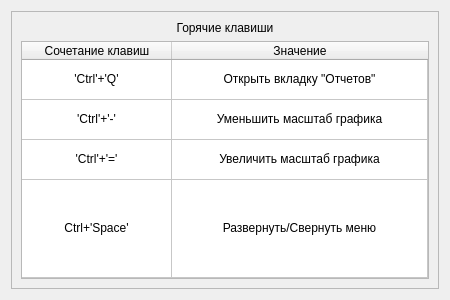
Qt form pages/Setting/keywords.ui (Glebuc/pyside6-tst) before a commit.
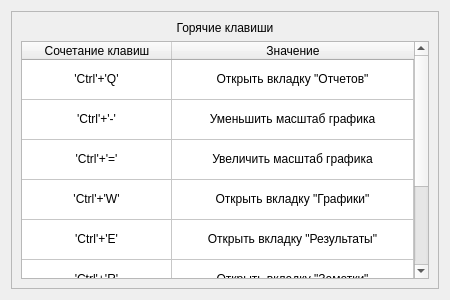
The same form after that commit.

What changed in the file:
```diff
--- a/pages/Setting/keywords.ui
+++ b/pages/Setting/keywords.ui
@@ -63,7 +63,7 @@
          <bool>false</bool>
         </property>
         <property name="rowCount">
-         <number>4</number>
+         <number>8</number>
         </property>
         <attribute name="horizontalHeaderMinimumSectionSize">
          <number>100</number>
@@ -98,6 +98,26 @@
           <string/>
          </property>
         </row>
+        <row>
+         <property name="text">
+          <string/>
+         </property>
+        </row>
+        <row>
+         <property name="text">
+          <string/>
+         </property>
+        </row>
+        <row>
+         <property name="text">
+          <string/>
+         </property>
+        </row>
+        <row>
+         <property name="text">
+          <string/>
+         </property>
+        </row>
         <row/>
         <column>
          <property name="text">
@@ -173,13 +193,77 @@
         </item>
         <item row="3" column="0">
          <property name="text">
-          <string>Ctrl+'Space'</string>
+          <string>'Ctrl'+'W'</string>
          </property>
          <property name="textAlignment">
           <set>AlignCenter</set>
          </property>
         </item>
         <item row="3" column="1">
+         <property name="text">
+          <string>Открыть вкладку &quot;Графики&quot;</string>
+         </property>
+         <property name="textAlignment">
+          <set>AlignCenter</set>
+         </property>
+        </item>
+        <item row="4" column="0">
+         <property name="text">
+          <string>'Ctrl'+'E'</string>
+         </property>
+         <property name="textAlignment">
+          <set>AlignCenter</set>
+         </property>
+        </item>
+        <item row="4" column="1">
+         <property name="text">
+          <string>Открыть вкладку &quot;Результаты&quot;</string>
+         </property>
+         <property name="textAlignment">
+          <set>AlignCenter</set>
+         </property>
+        </item>
+        <item row="5" column="0">
+         <property name="text">
+          <string>'Ctrl'+'R'</string>
+         </property>
+         <property name="textAlignment">
+          <set>AlignCenter</set>
+         </property>
+        </item>
+        <item row="5" column="1">
+         <property name="text">
+          <string>Открыть вкладку &quot;Заметки&quot;</string>
+         </property>
+         <property name="textAlignment">
+          <set>AlignCenter</set>
+         </property>
+        </item>
+        <item row="6" column="0">
+         <property name="text">
+          <string>'Ctrl'+'T'</string>
+         </property>
+         <property name="textAlignment">
+          <set>AlignCenter</set>
+         </property>
+        </item>
+        <item row="6" column="1">
+         <property name="text">
+          <string>Открыть вкладку &quot;Настройки&quot;</string>
+         </property>
+         <property name="textAlignment">
+          <set>AlignCenter</set>
+         </property>
+        </item>
+        <item row="7" column="0">
+         <property name="text">
+          <string>Ctrl+'Space'</string>
+         </property>
+         <property name="textAlignment">
+          <set>AlignCenter</set>
+         </property>
+        </item>
+        <item row="7" column="1">
          <property name="text">
           <string>Развернуть/Свернуть меню</string>
          </property>
```
Left out of the diff: 8 changed lines with no effect on the pictures.
